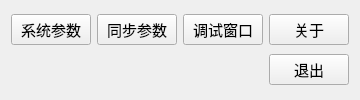
Old version of the form DTS/DTS.Widget/MainWindow.ui in the repository radtek/DTS_JH.
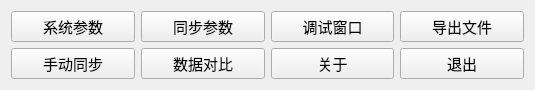
New version of the form.

```diff
--- a/DTS/DTS.Widget/MainWindow.ui
+++ b/DTS/DTS.Widget/MainWindow.ui
@@ -2,6 +2,14 @@
 <ui version="4.0">
  <class>MainWindow</class>
  <widget class="QMainWindow" name="MainWindow">
+  <property name="geometry">
+   <rect>
+    <x>0</x>
+    <y>0</y>
+    <width>535</width>
+    <height>80</height>
+   </rect>
+  </property>
   <property name="sizePolicy">
    <sizepolicy hsizetype="Fixed" vsizetype="Fixed">
     <horstretch>0</horstretch>
@@ -41,6 +49,27 @@
      </widget>
     </item>
     <item row="0" column="3">
+     <widget class="QPushButton" name="buttonExport">
+      <property name="text">
+       <string>导出文件</string>
+      </property>
+     </widget>
+    </item>
+    <item row="1" column="0">
+     <widget class="QPushButton" name="buttonManual">
+      <property name="text">
+       <string>手动同步</string>
+      </property>
+     </widget>
+    </item>
+    <item row="1" column="1">
+     <widget class="QPushButton" name="buttonCheck">
+      <property name="text">
+       <string>数据对比</string>
+      </property>
+     </widget>
+    </item>
+    <item row="1" column="2">
      <widget class="QPushButton" name="buttonAbout">
       <property name="text">
        <string>关于</string>
```
Left out of the diff: 2 changed lines with no effect on the pictures.
